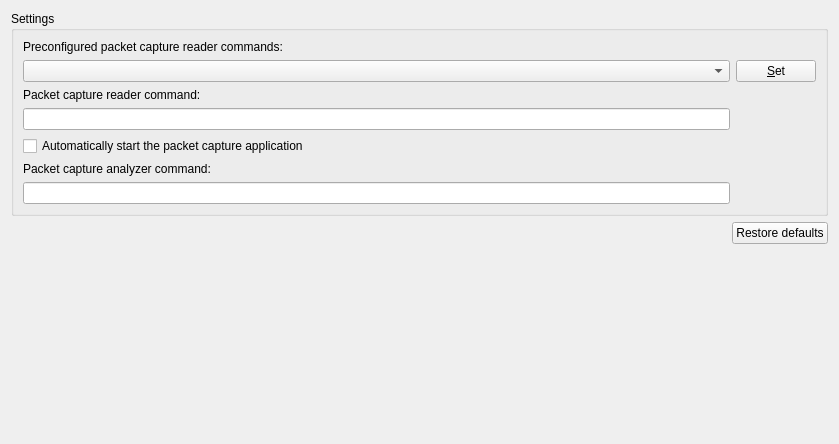
Above: gns3/ui/packet_capture_preferences_page.ui from GNS3/gns3-gui before the change. Below: the same form after it.
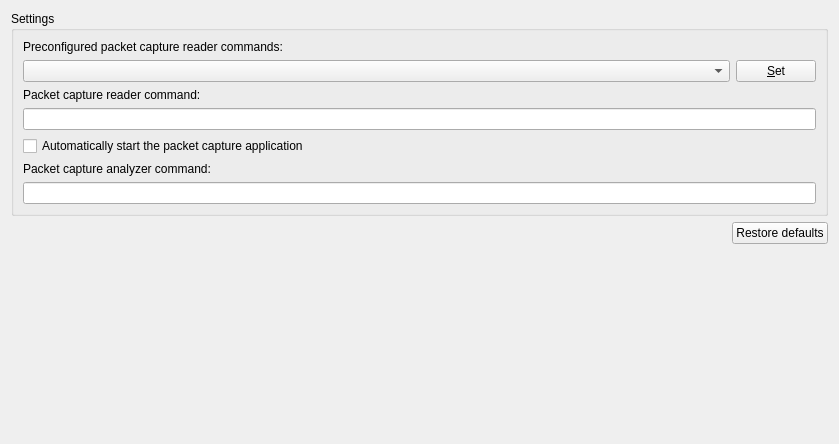
That is the form after the change.

What changed in the file:
```diff
--- a/gns3/ui/packet_capture_preferences_page.ui
+++ b/gns3/ui/packet_capture_preferences_page.ui
@@ -53,13 +53,6 @@
         </property>
        </widget>
       </item>
-      <item row="3" column="0">
-       <widget class="QLineEdit" name="uiCaptureReaderCommandLineEdit">
-        <property name="toolTip">
-         <string>&lt;html&gt;&lt;head/&gt;&lt;body&gt;&lt;p&gt;Command line replacements:&lt;/p&gt;&lt;p&gt;%c = capture file (PCAP format)&lt;/p&gt;&lt;/body&gt;&lt;/html&gt;</string>
-        </property>
-       </widget>
-      </item>
       <item row="4" column="0" colspan="2">
        <widget class="QCheckBox" name="uiAutoStartCheckBox">
         <property name="enabled">
@@ -80,9 +73,16 @@
         </property>
        </widget>
       </item>
-      <item row="6" column="0">
+      <item row="6" column="0" colspan="2">
        <widget class="QLineEdit" name="uiCaptureAnalyzerCommandLineEdit"/>
       </item>
+      <item row="3" column="0" colspan="2">
+       <widget class="QLineEdit" name="uiCaptureReaderCommandLineEdit">
+        <property name="toolTip">
+         <string>&lt;html&gt;&lt;head/&gt;&lt;body&gt;&lt;p&gt;Command line replacements:&lt;/p&gt;&lt;p&gt;%c = capture file (PCAP format)&lt;/p&gt;&lt;/body&gt;&lt;/html&gt;</string>
+        </property>
+       </widget>
+      </item>
      </layout>
     </widget>
    </item>
```
